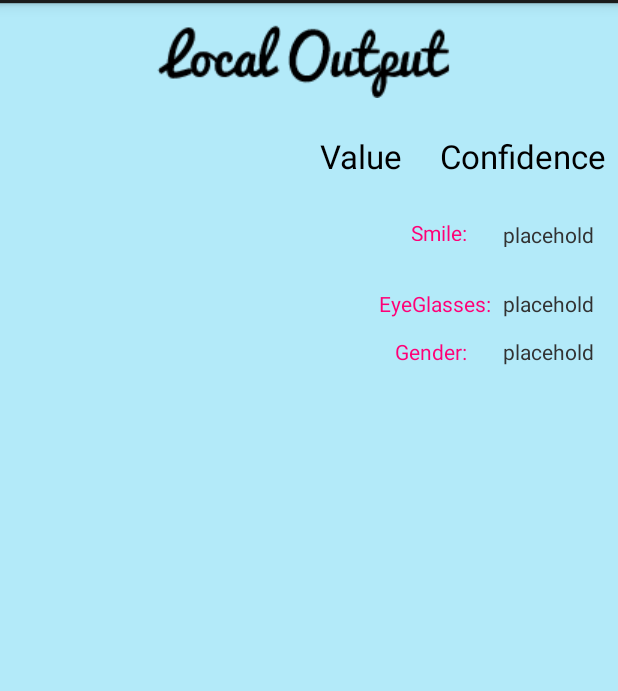
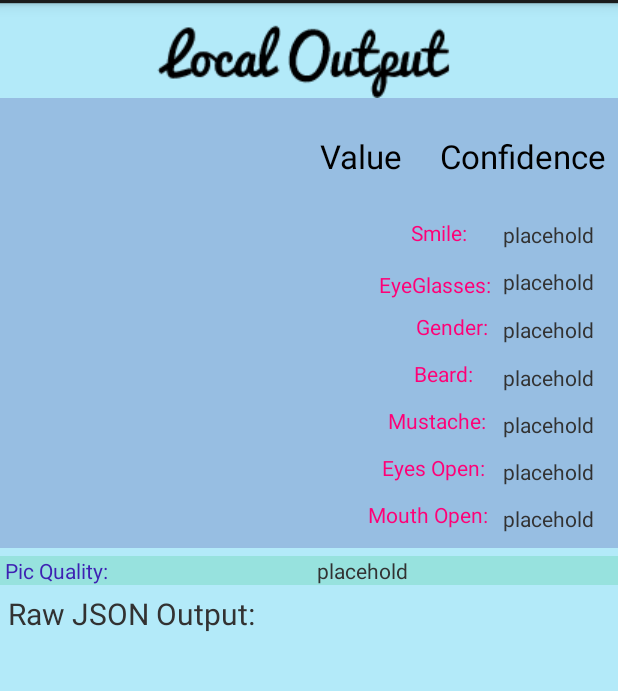
Before and after one commit to RyanFin/RekognitionApp, an Android app: the layout activity_response_pop_up.xml on its own in the app's theme, with its tools: preview values and no code run, on a phone screen of 412 x 824 dp, the part 69-760 px from its top. Run offline under Robolectric (Android 15) with nearby library versions, the light colour scheme and no system bars.

Commit message:
Add ALL AWS Rekognition Face Analysis features
• Add cosmetic improvements

```diff
--- a/app/src/main/java/io/github/ryanfin/facerekognitionapp/ImageGalleryActivity.java
+++ b/app/src/main/java/io/github/ryanfin/facerekognitionapp/ImageGalleryActivity.java
@@ -113,7 +113,7 @@ public class ImageGalleryActivity extends Activity {
 //            Log.d("CELEBTHREAD", "doInBackground: " + celebArray[1]);
             Bitmap bitmap = ((BitmapDrawable)celebPic).getBitmap();
             ByteArrayOutputStream stream = new ByteArrayOutputStream();
-            bitmap.compress(Bitmap.CompressFormat.JPEG,25,stream);
+            bitmap.compress(Bitmap.CompressFormat.JPEG,50,stream);
 
             ByteBuffer imageBytes = ByteBuffer.wrap(stream.toByteArray());
             celebImage = new Image();
--- a/app/src/main/java/io/github/ryanfin/facerekognitionapp/ResponsePopUp.java
+++ b/app/src/main/java/io/github/ryanfin/facerekognitionapp/ResponsePopUp.java
@@ -19,7 +19,7 @@ import java.util.Map;
 public class ResponsePopUp extends Activity {
 
     public static TextView responseText;
-    TextView smileValueTv, eyeGlassesValueTv, genderValueTv;
+    TextView smileValueTv, eyeGlassesValueTv, genderValueTv, beardValueTv, mustacheValueTv, eyesOpenValueTv, mouthOpenValueTv, picQualityValueTV;
     JSONObject jsonResponse;
     JSONArray jsonArray;
 
@@ -49,6 +49,11 @@ public class ResponsePopUp extends Activity {
         smileValueTv = (TextView) findViewById(R.id.smile_value);
         eyeGlassesValueTv = (TextView) findViewById(R.id.eyeglasses_value);
         genderValueTv = (TextView) findViewById(R.id.gender_value);
+        beardValueTv = (TextView) findViewById(R.id.beard_value);
+        mustacheValueTv = (TextView) findViewById(R.id.mustache_value);
+        eyesOpenValueTv = (TextView) findViewById(R.id.eyes_open_value);
+        mouthOpenValueTv = (TextView) findViewById(R.id.mouth_open_value);
+        picQualityValueTV = (TextView) findViewById(R.id.pic_quality_value);
 
 
         try {
@@ -66,6 +71,17 @@ public class ResponsePopUp extends Activity {
                 eyeGlassesValueTv.setText(eyeGlasses);
                 String gender = face.get("Gender").toString();
                 genderValueTv.setText(gender);
+                String mustache = face.get("Mustache").toString();
+                mustacheValueTv.setText(mustache);
+                String beard = face.get("Beard").toString();
+                beardValueTv.setText(beard);
+                String eyesOpen = face.get("EyesOpen").toString();
+                eyesOpenValueTv.setText(eyesOpen);
+                String mouthOpen = face.get("MouthOpen").toString();
+                mouthOpenValueTv.setText(mouthOpen);
+                String picQuality = face.get("Quality").toString();
+                picQualityValueTV.setText(picQuality);
+
 
             }
             //Toast.makeText(this, "Json: "+temp, Toast.LENGTH_LONG).show();
--- a/app/src/main/res/layout/activity_response_pop_up.xml
+++ b/app/src/main/res/layout/activity_response_pop_up.xml
@@ -22,12 +22,13 @@
 
         <android.support.constraint.ConstraintLayout
             android:layout_width="match_parent"
-            android:layout_height="400dp">
+            android:background="#97BEE2"
+            android:layout_height="300dp">
 
             <TextView
                 android:id="@+id/textView4"
                 android:layout_width="wrap_content"
-                android:layout_height="15dp"
+                android:layout_height="wrap_content"
                 android:layout_marginEnd="24dp"
                 android:layout_marginTop="80dp"
                 android:text="Smile:"
@@ -39,7 +40,7 @@
             <TextView
                 android:id="@+id/smile_value"
                 android:layout_width="wrap_content"
-                android:layout_height="18dp"
+                android:layout_height="wrap_content"
                 android:layout_marginEnd="16dp"
                 android:layout_marginTop="28dp"
                 android:text="placehold"
@@ -51,7 +52,7 @@
                 android:layout_width="wrap_content"
                 android:layout_height="wrap_content"
                 android:layout_marginEnd="8dp"
-                android:layout_marginTop="32dp"
+                android:layout_marginTop="15dp"
                 android:text="EyeGlasses:"
                 android:textAppearance="@style/TextAppearance.AppCompat.Small"
                 android:textColor="#ff0077"
@@ -63,7 +64,7 @@
                 android:layout_width="wrap_content"
                 android:layout_height="wrap_content"
                 android:layout_marginEnd="16dp"
-                android:layout_marginTop="28dp"
+                android:layout_marginTop="12dp"
                 android:text="placehold"
                 app:layout_constraintEnd_toEndOf="parent"
                 app:layout_constraintTop_toBottomOf="@+id/smile_value" />
@@ -72,8 +73,8 @@
                 android:id="@+id/gender"
                 android:layout_width="wrap_content"
                 android:layout_height="wrap_content"
-                android:layout_marginEnd="24dp"
-                android:layout_marginTop="32dp"
+                android:layout_marginEnd="10dp"
+                android:layout_marginTop="28dp"
                 android:text="Gender:"
                 android:textAppearance="@style/TextAppearance.AppCompat.Small"
                 android:textColor="#ff0077"
@@ -90,6 +91,94 @@
                 app:layout_constraintEnd_toEndOf="parent"
                 app:layout_constraintTop_toTopOf="@+id/eyeglasses_value" />
 
+            <TextView
+            android:id="@+id/textView"
+            android:layout_width="wrap_content"
+            android:layout_height="wrap_content"
+            android:layout_marginEnd="20dp"
+            android:layout_marginTop="12dp"
+            android:text="Beard:"
+            android:textAppearance="@style/TextAppearance.AppCompat.Small"
+            android:textColor="#ff0077"
+            app:layout_constraintEnd_toStartOf="@+id/beard_value"
+            app:layout_constraintTop_toBottomOf="@+id/gender" />
+
+            <TextView
+                android:id="@+id/beard_value"
+                android:layout_width="wrap_content"
+                android:layout_height="wrap_content"
+                android:layout_marginEnd="16dp"
+                android:layout_marginTop="32dp"
+                android:text="placehold"
+                app:layout_constraintEnd_toEndOf="parent"
+                app:layout_constraintTop_toTopOf="@+id/gender_value" />
+
+            <TextView
+                android:id="@+id/textView8"
+                android:layout_width="wrap_content"
+                android:layout_height="wrap_content"
+                android:layout_marginTop="12dp"
+                android:layout_marginEnd="11dp"
+                android:text="Mustache:"
+                android:textAppearance="@style/TextAppearance.AppCompat.Small"
+                android:textColor="#ff0077"
+                app:layout_constraintEnd_toStartOf="@+id/mustache_value"
+                app:layout_constraintTop_toBottomOf="@+id/textView"
+                tools:layout_editor_absoluteX="224dp" />
+
+            <TextView
+                android:id="@+id/mustache_value"
+                android:layout_width="wrap_content"
+                android:layout_height="wrap_content"
+                android:layout_marginEnd="16dp"
+                android:layout_marginTop="12dp"
+                android:text="placehold"
+                app:layout_constraintEnd_toEndOf="parent"
+                app:layout_constraintTop_toBottomOf="@+id/beard_value" />
+
+            <TextView
+                android:id="@+id/textView9"
+                android:layout_width="wrap_content"
+                android:layout_height="wrap_content"
+                android:layout_marginEnd="12dp"
+                android:layout_marginTop="12dp"
+                android:text="Eyes Open:"
+                android:textAppearance="@style/TextAppearance.AppCompat.Small"
+                android:textColor="#ff0077"
+                app:layout_constraintEnd_toStartOf="@+id/eyes_open_value"
+                app:layout_constraintTop_toBottomOf="@+id/textView8" />
+
+            <TextView
+                android:id="@+id/eyes_open_value"
+                android:layout_width="wrap_content"
+                android:layout_height="wrap_content"
+                android:layout_marginEnd="16dp"
+                android:layout_marginTop="12dp"
+                android:text="placehold"
+                app:layout_constraintEnd_toEndOf="parent"
+                app:layout_constraintTop_toBottomOf="@+id/mustache_value" />
+
+            <TextView
+                android:id="@+id/textView10"
+                android:layout_width="wrap_content"
+                android:layout_height="wrap_content"
+                android:layout_marginEnd="10dp"
+                android:layout_marginTop="12dp"
+                android:text="Mouth Open:"
+                android:textAppearance="@style/TextAppearance.AppCompat.Small"
+                android:textColor="#ff0077"
+                app:layout_constraintEnd_toStartOf="@+id/eyes_open_value"
+                app:layout_constraintTop_toBottomOf="@+id/textView9" />
+
+            <TextView
+                android:id="@+id/mouth_open_value"
+                android:layout_width="wrap_content"
+                android:layout_height="wrap_content"
+                android:layout_marginEnd="16dp"
+                android:layout_marginTop="12dp"
+                android:text="placehold"
+                app:layout_constraintEnd_toEndOf="parent"
+                app:layout_constraintTop_toBottomOf="@+id/eyes_open_value" />
 
             <TextView
                 android:id="@+id/textView6"
@@ -115,13 +204,46 @@
 
 
         </android.support.constraint.ConstraintLayout>
+    <LinearLayout
+        android:layout_width="match_parent"
+        android:layout_height="wrap_content"
+        android:orientation="horizontal"
+        android:background="#97E2DE"
+        android:layout_marginTop="5dp"
+        >
+        <TextView
+            android:id="@+id/textView11"
+            android:layout_width="wrap_content"
+            android:layout_height="wrap_content"
+            android:layout_weight="1"
+            android:layout_marginLeft="3dp"
+            android:text="Pic Quality:"
+            android:textAppearance="@style/TextAppearance.AppCompat.Small"
+            android:textColor="#3e21b3" />
+
+        <TextView
+            android:id="@+id/pic_quality_value"
+            android:layout_width="wrap_content"
+            android:layout_height="wrap_content"
+            android:layout_weight="1"
+            android:text="placehold" />
 
 
+    </LinearLayout>
+
+
+        <TextView
+            android:layout_width="wrap_content"
+            android:layout_height="wrap_content"
+            android:textSize="20sp"
+            android:layout_marginLeft="5dp"
+            android:text="Raw JSON Output:"
+            android:layout_marginTop="5dp"/>
     <TextView
         android:id="@+id/responsetext"
         android:layout_width="wrap_content"
         android:layout_height="wrap_content"
-        android:textSize="23sp"
+        android:textSize="17sp"
         android:layout_marginTop="5dp"/>
 
 
```
